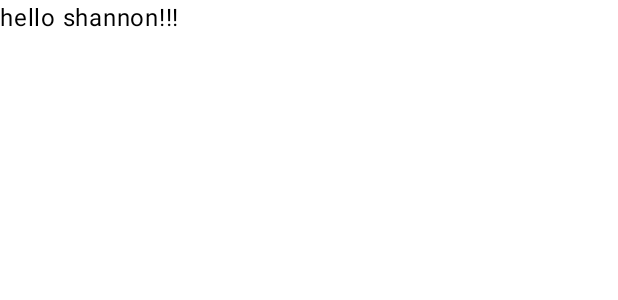
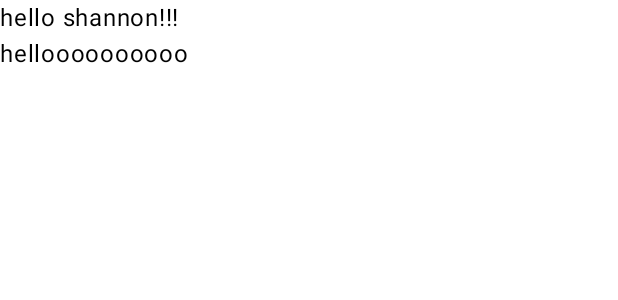
Before and after one commit to sfiorenzaaa/labweek7, an Android app built with Jetpack Compose: the @Preview function HomeViewPreview, on a phone screen of 412 x 824 dp. Shown: the top 300 px of the screen. Run offline under Robolectric (Android 15) with nearby library versions, the phone set to English and light mode, and no system bars.

Commit message:
HomeView update

```diff
--- a/app/src/main/java/com/shannon/myapplication/homeview.kt
+++ b/app/src/main/java/com/shannon/myapplication/homeview.kt
@@ -12,6 +12,10 @@ fun HomeView(){
         Text (
             text = "hello shannon!!!"
         )
+
+        Text (
+            text = "helloooooooooo"
+        )
     }
 }
 
```
